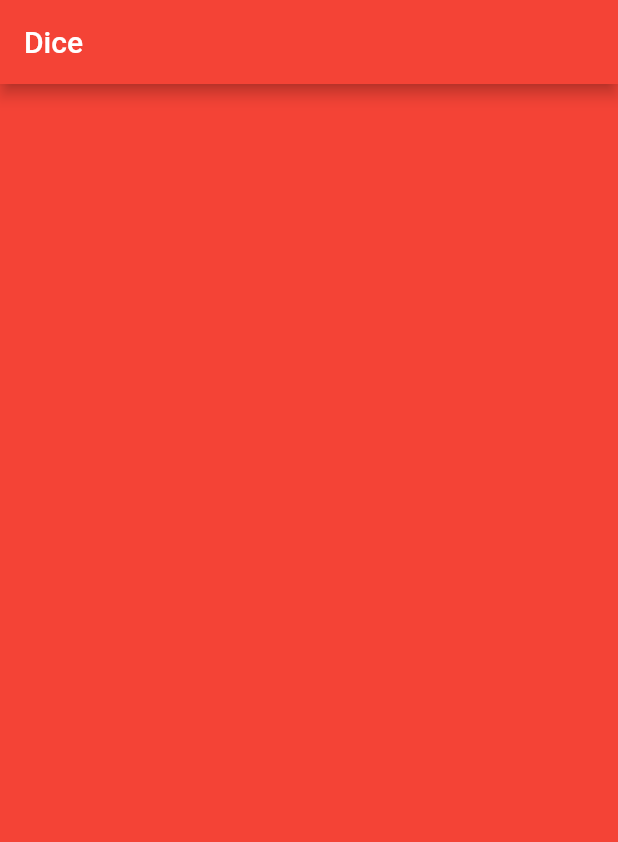
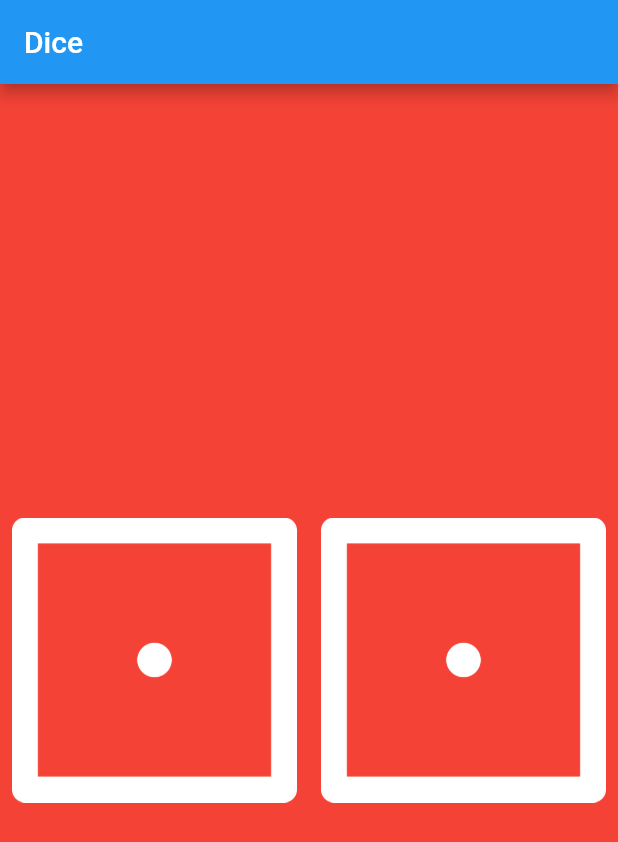
Before and after one commit to HeratUni-CS/dicee-jawadRezaei10, a Flutter app: the screen it shows after launch, on a phone screen of 412 x 824 dp. Shown: the top 842 px of the screen. Run offline on Flutter 3.47's test engine with Material 2 defaults, Android fonts, the phone set to English and light mode, and no system bars.

```diff
--- a/lib/main.dart
+++ b/lib/main.dart
@@ -1,23 +1,65 @@
 import 'package:flutter/material.dart';
+import 'dart:math';
 
 void main() {
   runApp(
     MaterialApp(
+      debugShowCheckedModeBanner: false,
       home: Scaffold(
         backgroundColor: Colors.red,
         appBar: AppBar(
-          backgroundColor: Colors.red,
+          backgroundColor: Colors.blue,
           title: Text('Dice'),
         ),
-        body: MyApp(),
+        body: const DicePage(),
       ),
     ),
   );
 }
 
-class MyApp extends StatelessWidget {
+class DicePage extends StatefulWidget {
+  const DicePage({super.key});
+
+  @override
+  State<DicePage> createState() => _DicePageState();
+}
+
+class _DicePageState extends State<DicePage> {
+  int leftCountBtn = 1;
+  int rightCountBtn = 1;
+
+  void callBack() {
+    setState(() {
+      leftCountBtn = Random().nextInt(6) + 1;
+      rightCountBtn = Random().nextInt(6) + 1;
+    });
+  }
+
   @override
   Widget build(BuildContext context) {
-    return Container();
+    return Center(
+      child: Row(
+        children: [
+          Expanded(
+            child: TextButton(
+              onPressed: () {
+                callBack();
+              },
+              child: Image.asset('images/dice$leftCountBtn.png'),
+            ),
+          ),
+          Expanded(
+            child: TextButton(
+              onPressed: () {
+                setState(() {
+                  callBack();
+                });
+              },
+              child: Image.asset("images/dice$rightCountBtn.png"),
+            ),
+          ),
+        ],
+      ),
+    );
   }
 }
```
